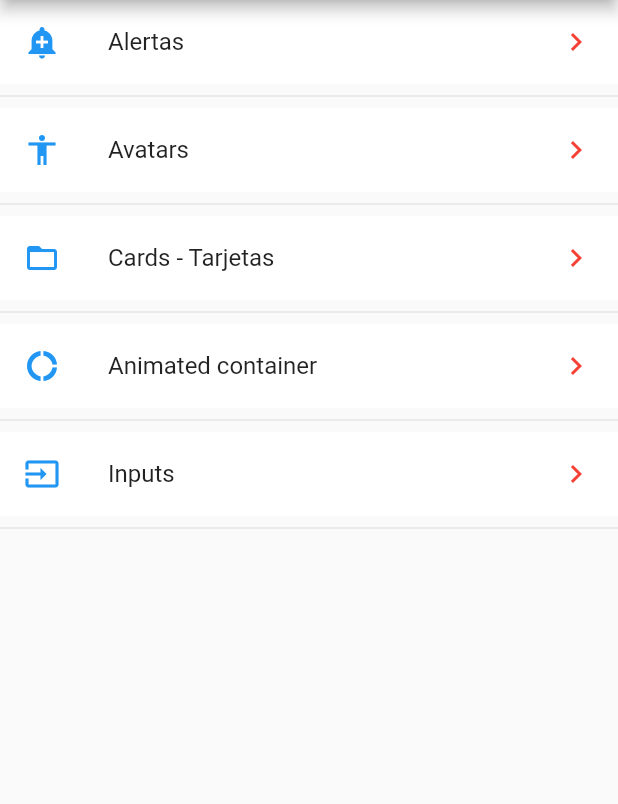
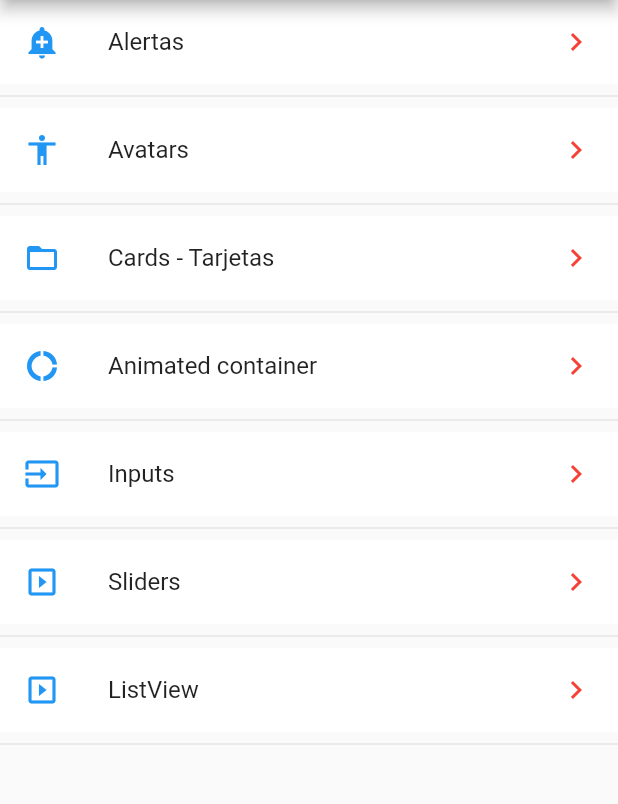
Before and after one commit to cpinedae001/componentes_app, a Flutter app: the screen it shows after launch, on a phone screen of 412 x 824 dp, the part 84-888 px from its top. Run offline on Flutter 3.47's test engine with Material 2 defaults, Android fonts, the phone set to English and light mode, and no system bars; drawn by our look-alikes of flutter_slidable.

Commit message:
Se agregaron rutas, iconos y la data para las paginas Slider y ListView
Se agregaron rutas, iconos y la data para las paginas Slider y ListView

```diff
--- a/data/menu_opts.json
+++ b/data/menu_opts.json
@@ -25,6 +25,17 @@
       "ruta" : "inputs",
       "icon" : "input",
       "texto": "Inputs"
+    },
+    {
+      "ruta" : "sliders",
+      "icon" : "slider",
+      "texto": "Sliders"
+    },
+    {
+      "ruta" : "lisview",
+      "icon" : "slider",
+      "texto": "ListView"
     }
+
   ]
 }
--- a/lib/routes/routes.dart
+++ b/lib/routes/routes.dart
@@ -4,6 +4,8 @@ import 'package:componentes_app/pages/avatar_page.dart';
 import 'package:componentes_app/pages/card_page.dart';
 import 'package:componentes_app/pages/home_page.dart';
 import 'package:componentes_app/pages/input_page.dart';
+import 'package:componentes_app/pages/listview_page.dart';
+import 'package:componentes_app/pages/slider_page.dart';
 import 'package:flutter/material.dart';
 
 Map<String, WidgetBuilder> getApplicationRoutes(){
@@ -13,6 +15,8 @@ Map<String, WidgetBuilder> getApplicationRoutes(){
     'avatar': (BuildContext context) => AvatarPage(),
     'card': (BuildContext context)=> CardPage(),
     'animatedContainer': (BuildContext context)=> AnimatedContainerPage(),
-    'inputs': (BuildContext context) => InputPages()
+    'inputs': (BuildContext context) => InputPages(),
+    'sliders': (BuildContext context) => SliderPage(),
+    'lisview': (BuildContext context) => ListViewBuilderPage(),
   };
 }
--- a/lib/utils/icono_string_util.dart
+++ b/lib/utils/icono_string_util.dart
@@ -6,6 +6,8 @@ final _icons = <String, IconData>{
   'folder_open': Icons.folder_open,
   'donut_large': Icons.donut_large,
   'input': Icons.input,
+  'slider': Icons.slideshow,
+  'listview': Icons.list,
 };
 
 Icon getIcon(String nombreIcono) {
```
